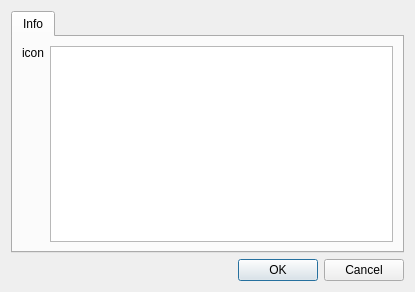
Above: src/ui/aboutdialog.ui from qwinff/qwinff before the change. Below: the same form after it.
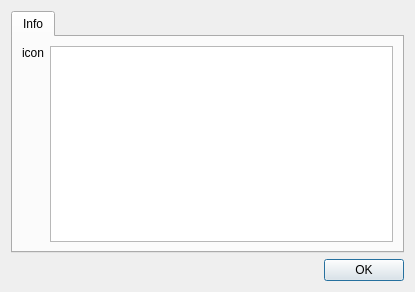
That is the form after the change.

Commit message: Removed the cancel button on the about dialog.

What changed in the file:
```diff
--- a/src/ui/aboutdialog.ui
+++ b/src/ui/aboutdialog.ui
@@ -65,7 +65,7 @@
       <enum>Qt::Horizontal</enum>
      </property>
      <property name="standardButtons">
-      <set>QDialogButtonBox::Cancel|QDialogButtonBox::Ok</set>
+      <set>QDialogButtonBox::Ok</set>
      </property>
     </widget>
    </item>
```
